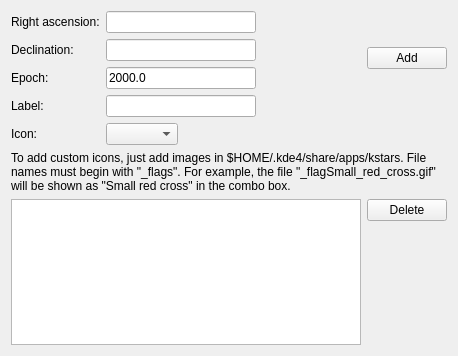
KDE/kstars, file kstars/tools/flagmanager.ui: the form before one commit.
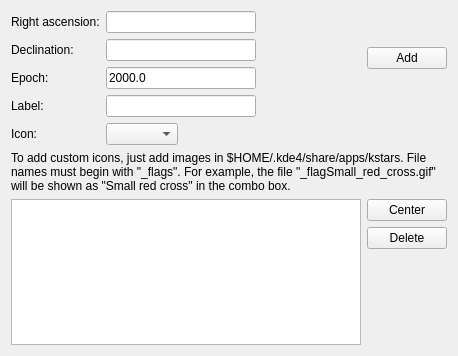
The form after the commit. Custom widgets are drawn as their Qt base class.

Commit message: We can now center a flag on the map by clicking on the "center" button or by double clicking on the flag in the flag manager.

```diff
--- a/kstars/tools/flagmanager.ui
+++ b/kstars/tools/flagmanager.ui
@@ -171,6 +171,13 @@
        </item>
        <item>
         <layout class="QVBoxLayout" name="verticalLayout">
+         <item>
+          <widget class="QPushButton" name="CenterButton">
+           <property name="text">
+            <string>Center</string>
+           </property>
+          </widget>
+         </item>
          <item>
           <widget class="QPushButton" name="delButton">
            <property name="text">
```
The commit also changes 2 other files.
